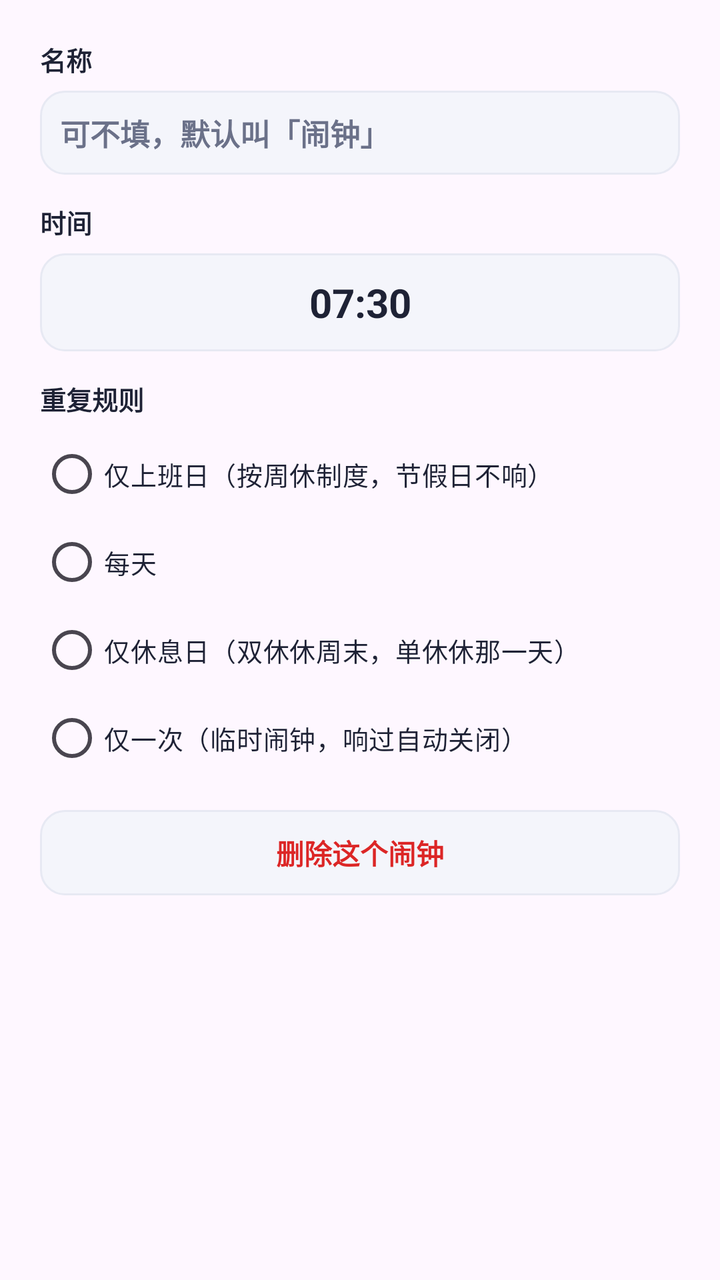
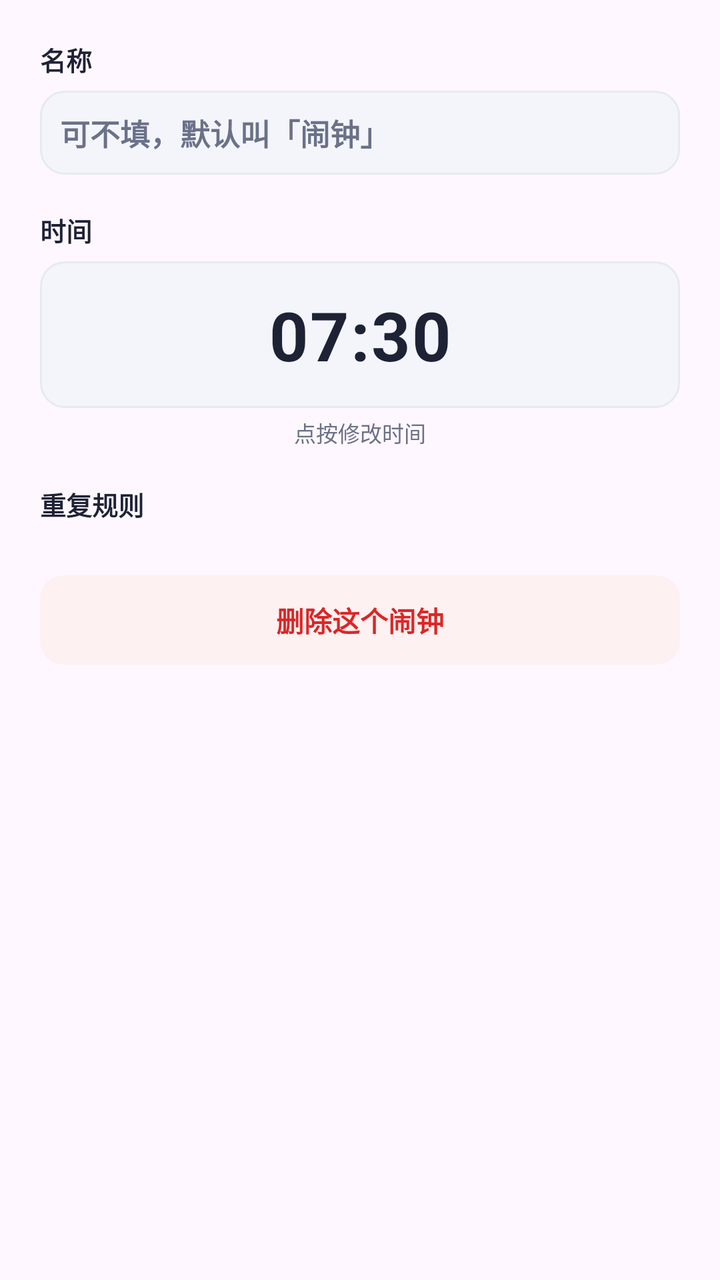

Two renders of the same Android screen: before a commit and after it. Below are the layout's source before the change and the commit's diff.
<!-- AndroidManifest.xml: application theme Theme.DaxiaoWeekAlarm -->
<!-- res/layout/dialog_alarm.xml -->
<?xml version="1.0" encoding="utf-8"?>
<ScrollView xmlns:android="http://schemas.android.com/apk/res/android"
    android:layout_width="match_parent"
    android:layout_height="wrap_content"
    android:fillViewport="true">

<LinearLayout
    android:layout_width="match_parent"
    android:layout_height="wrap_content"
    android:orientation="vertical"
    android:padding="20dp">

    <TextView
        style="@style/FieldLabel"
        android:layout_width="wrap_content"
        android:layout_height="wrap_content"
        android:text="名称" />

    <EditText
        android:id="@+id/et_alarm_label"
        android:layout_width="match_parent"
        android:layout_height="wrap_content"
        android:layout_marginTop="6dp"
        android:background="@drawable/bg_time_outline"
        android:importantForAutofill="no"
        android:inputType="text"
        android:maxLength="12"
        android:maxLines="1"
        android:padding="10dp"
        android:hint="可不填，默认叫「闹钟」"
        android:textColorHint="@color/sub"
        android:textColor="@color/ink"
        android:textSize="15sp"
        android:textStyle="bold" />

    <TextView
        style="@style/FieldLabel"
        android:layout_width="wrap_content"
        android:layout_height="wrap_content"
        android:layout_marginTop="14dp"
        android:text="时间" />

    <TextView
        android:id="@+id/tv_alarm_pick_time"
        android:layout_width="match_parent"
        android:layout_height="wrap_content"
        android:layout_marginTop="6dp"
        android:background="@drawable/bg_time_outline"
        android:clickable="true"
        android:focusable="true"
        android:gravity="center"
        android:padding="11dp"
        android:text="07:30"
        android:textColor="@color/ink"
        android:textSize="20sp"
        android:textStyle="bold" />

    <TextView
        style="@style/FieldLabel"
        android:layout_width="wrap_content"
        android:layout_height="wrap_content"
        android:layout_marginTop="14dp"
        android:text="重复规则" />

    <RadioGroup
        android:id="@+id/rg_alarm_mode"
        android:layout_width="match_parent"
        android:layout_height="wrap_content"
        android:layout_marginTop="6dp"
        android:orientation="vertical">

        <RadioButton
            android:id="@+id/rb_mode_workday"
            style="@style/WeekRadio"
            android:layout_width="match_parent"
            android:layout_height="wrap_content"
            android:minHeight="44dp"
            android:text="仅上班日（按周休制度，节假日不响）" />

        <RadioButton
            android:id="@+id/rb_mode_daily"
            style="@style/WeekRadio"
            android:layout_width="match_parent"
            android:layout_height="wrap_content"
            android:minHeight="44dp"
            android:text="每天" />

        <RadioButton
            android:id="@+id/rb_mode_weekend"
            style="@style/WeekRadio"
            android:layout_width="match_parent"
            android:layout_height="wrap_content"
            android:minHeight="44dp"
            android:text="仅休息日（双休休周末，单休休那一天）" />

        <RadioButton
            android:id="@+id/rb_mode_once"
            style="@style/WeekRadio"
            android:layout_width="match_parent"
            android:layout_height="wrap_content"
            android:minHeight="44dp"
            android:text="仅一次（临时闹钟，响过自动关闭）" />
    </RadioGroup>

    
    <LinearLayout
        android:id="@+id/row_once_date"
        android:layout_width="match_parent"
        android:layout_height="wrap_content"
        android:layout_marginTop="10dp"
        android:background="@drawable/bg_time_outline"
        android:clickable="true"
        android:focusable="true"
        android:orientation="vertical"
        android:padding="11dp"
        android:visibility="gone">

        <TextView
            style="@style/FieldLabel"
            android:layout_width="wrap_content"
            android:layout_height="wrap_content"
            android:text="哪一天" />

        <TextView
            android:id="@+id/tv_once_date"
            android:layout_width="match_parent"
            android:layout_height="wrap_content"
            android:layout_marginTop="3dp"
            android:textColor="@color/indigo"
            android:textSize="16sp"
            android:textStyle="bold" />
    </LinearLayout>

    <TextView
        android:id="@+id/btn_alarm_delete"
        android:layout_width="match_parent"
        android:layout_height="wrap_content"
        android:layout_marginTop="14dp"
        android:background="@drawable/bg_time_outline"
        android:clickable="true"
        android:focusable="true"
        android:gravity="center"
        android:padding="11dp"
        android:text="删除这个闹钟"
        android:textColor="@color/danger"
        android:textSize="14sp"
        android:textStyle="bold" />
</LinearLayout>

</ScrollView>
<!-- resources referenced by this layout -->
<resources>
  <color name="danger">#DC2626</color>
  <color name="indigo">#4F46E5</color>
  <color name="ink">#1E2235</color>
  <color name="sub">#6B7189</color>
  <!-- drawable bg_time_outline (drawable) -->
  <?xml version="1.0" encoding="utf-8"?>
  <ripple xmlns:android="http://schemas.android.com/apk/res/android"
      android:color="#1F4F46E5">
      <item>
          <shape android:shape="rectangle">
              <solid android:color="@color/bg" />
              <corners android:radius="12dp" />
              <stroke android:width="1dp" android:color="@color/line" />
          </shape>
      </item>
  </ripple>
  <style name="FieldLabel">
          <item name="android:textColor">@color/ink</item>
          <item name="android:textSize">13sp</item>
          <item name="android:textStyle">bold</item>
      </style>
  <style name="WeekRadio">
          <item name="android:textSize">13sp</item>
          <item name="android:textColor">@color/ink</item>
          <item name="android:buttonTint">@color/indigo</item>
      </style>
  <style name="Theme.DaxiaoWeekAlarm" parent="Theme.Material3.DayNight.NoActionBar">
          <item name="colorPrimary">@color/indigo</item>
          <item name="colorPrimaryVariant">@color/indigo_dark</item>
          <item name="colorOnPrimary">@color/white</item>
          <item name="android:statusBarColor">@color/bg</item>
          <item name="android:windowLightStatusBar">true</item>
      </style>
  <color name="bg">#F4F5FB</color>
  <color name="line">#E7E9F3</color>
  <color name="indigo_dark">#4338CA</color>
  <color name="white">#FFFFFFFF</color>
</resources>

<!-- the commit's change to res/layout/dialog_alarm.xml (unified diff, before → after) -->
@@ -37,9 +37,10 @@
         style="@style/FieldLabel"
         android:layout_width="wrap_content"
         android:layout_height="wrap_content"
-        android:layout_marginTop="14dp"
+        android:layout_marginTop="18dp"
         android:text="时间" />
 
+    
     <TextView
         android:id="@+id/tv_alarm_pick_time"
         android:layout_width="match_parent"
@@ -49,58 +50,36 @@
         android:clickable="true"
         android:focusable="true"
         android:gravity="center"
-        android:padding="11dp"
+        android:letterSpacing="0.02"
+        android:padding="14dp"
         android:text="07:30"
         android:textColor="@color/ink"
-        android:textSize="20sp"
+        android:textSize="34sp"
         android:textStyle="bold" />
+
+    <TextView
+        android:layout_width="match_parent"
+        android:layout_height="wrap_content"
+        android:layout_marginTop="4dp"
+        android:gravity="center"
+        android:text="点按修改时间"
+        android:textColor="@color/sub"
+        android:textSize="11sp" />
 
     <TextView
         style="@style/FieldLabel"
         android:layout_width="wrap_content"
         android:layout_height="wrap_content"
-        android:layout_marginTop="14dp"
+        android:layout_marginTop="18dp"
         android:text="重复规则" />
 
-    <RadioGroup
-        android:id="@+id/rg_alarm_mode"
+    
+    <LinearLayout
+        android:id="@+id/ll_alarm_modes"
         android:layout_width="match_parent"
         android:layout_height="wrap_content"
-        android:layout_marginTop="6dp"
-        android:orientation="vertical">
-
-        <RadioButton
-            android:id="@+id/rb_mode_workday"
-            style="@style/WeekRadio"
-            android:layout_width="match_parent"
-            android:layout_height="wrap_content"
-            android:minHeight="44dp"
-            android:text="仅上班日（按周休制度，节假日不响）" />
-
-        <RadioButton
-            android:id="@+id/rb_mode_daily"
-            style="@style/WeekRadio"
-            android:layout_width="match_parent"
-            android:layout_height="wrap_content"
-            android:minHeight="44dp"
-            android:text="每天" />
-
-        <RadioButton
-            android:id="@+id/rb_mode_weekend"
-            style="@style/WeekRadio"
-            android:layout_width="match_parent"
-            android:layout_height="wrap_content"
-            android:minHeight="44dp"
-            android:text="仅休息日（双休休周末，单休休那一天）" />
-
-        <RadioButton
-            android:id="@+id/rb_mode_once"
-            style="@style/WeekRadio"
-            android:layout_width="match_parent"
-            android:layout_height="wrap_content"
-            android:minHeight="44dp"
-            android:text="仅一次（临时闹钟，响过自动关闭）" />
-    </RadioGroup>
+        android:layout_marginTop="8dp"
+        android:orientation="vertical" />
 
     
     <LinearLayout
@@ -135,12 +114,12 @@
         android:id="@+id/btn_alarm_delete"
         android:layout_width="match_parent"
         android:layout_height="wrap_content"
-        android:layout_marginTop="14dp"
-        android:background="@drawable/bg_time_outline"
+        android:layout_marginTop="18dp"
+        android:background="@drawable/bg_danger_soft"
         android:clickable="true"
         android:focusable="true"
         android:gravity="center"
-        android:padding="11dp"
+        android:padding="12dp"
         android:text="删除这个闹钟"
         android:textColor="@color/danger"
         android:textSize="14sp"
<!-- resource entries referenced after the edit -->
@@ -4,6 +4,13 @@
   <color name="indigo">#4F46E5</color>
   <color name="ink">#1E2235</color>
   <color name="sub">#6B7189</color>
+  <!-- drawable bg_danger_soft (drawable) -->
+  <?xml version="1.0" encoding="utf-8"?>
+  <shape xmlns:android="http://schemas.android.com/apk/res/android"
+      android:shape="rectangle">
+      <solid android:color="@color/danger_soft" />
+      <corners android:radius="12dp" />
+  </shape>
   <!-- drawable bg_time_outline (drawable) -->
   <?xml version="1.0" encoding="utf-8"?>
   <ripple xmlns:android="http://schemas.android.com/apk/res/android"
@@ -21,11 +28,6 @@
           <item name="android:textSize">13sp</item>
           <item name="android:textStyle">bold</item>
       </style>
-  <style name="WeekRadio">
-          <item name="android:textSize">13sp</item>
-          <item name="android:textColor">@color/ink</item>
-          <item name="android:buttonTint">@color/indigo</item>
-      </style>
   <style name="Theme.DaxiaoWeekAlarm" parent="Theme.Material3.DayNight.NoActionBar">
           <item name="colorPrimary">@color/indigo</item>
           <item name="colorPrimaryVariant">@color/indigo_dark</item>
@@ -33,6 +35,7 @@
           <item name="android:statusBarColor">@color/bg</item>
           <item name="android:windowLightStatusBar">true</item>
       </style>
+  <color name="danger_soft">#FDF1F1</color>
   <color name="bg">#F4F5FB</color>
   <color name="line">#E7E9F3</color>
   <color name="indigo_dark">#4338CA</color>
